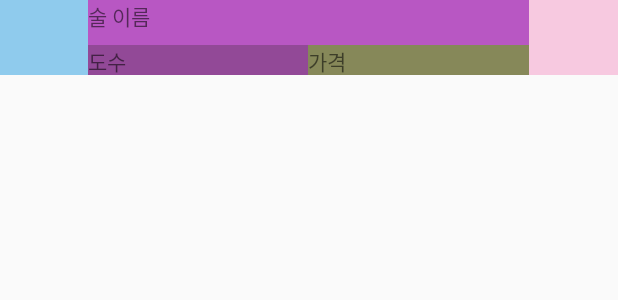
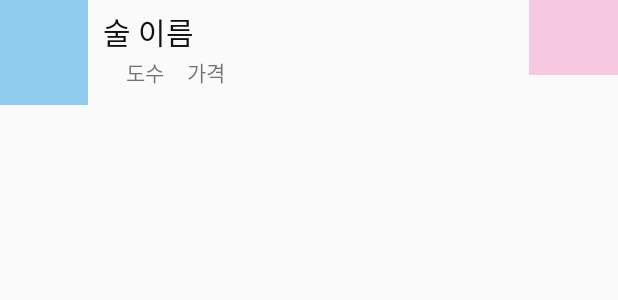
Before and after one commit to JNU-Include/C2H6O, an Android app: the layout listview_item.xml on its own in the app's theme, with its tools: preview values and no code run, on a phone screen of 412 x 824 dp. Shown: the top 300 px of the screen. Run offline under Robolectric (Android 15) with nearby library versions, the phone set to English and light mode, and no system bars.

Commit message:
beer main 1

```diff
--- a/C2H6O/app/src/main/java/com/example/team1288/c2h6o/Beer_mainFragment.java
+++ b/C2H6O/app/src/main/java/com/example/team1288/c2h6o/Beer_mainFragment.java
@@ -58,7 +58,7 @@ public class Beer_mainFragment extends Fragment implements AdapterView.OnItemCli
             String explain = cursor.getString(4);
 
             // add item
-            adapter.addItem(ContextCompat.getDrawable(getActivity(), R.drawable.ic_beer),
+            adapter.addItem(ContextCompat.getDrawable(getActivity(), R.drawable.pic_beer),
                 idNum, name, degree, price, explain, ContextCompat.getDrawable(getActivity(), R.drawable.ic_arrow)) ;
 
             cursor.moveToNext(); // 다음 row
--- a/C2H6O/app/src/main/res/layout/beer_main.xml
+++ b/C2H6O/app/src/main/res/layout/beer_main.xml
@@ -7,7 +7,10 @@
 
     <ListView
         android:id="@+id/beerlist"
-        android:background="#7718a581"
+        android:paddingTop="5dp"
+        android:paddingBottom="5dp"
+        android:paddingLeft="10dp"
+        android:paddingRight="10dp"
         android:layout_width="match_parent"
         android:layout_height="match_parent">
 
--- a/C2H6O/app/src/main/res/layout/listview_item.xml
+++ b/C2H6O/app/src/main/res/layout/listview_item.xml
@@ -1,7 +1,8 @@
 <?xml version="1.0" encoding="utf-8"?>
 <LinearLayout xmlns:android="http://schemas.android.com/apk/res/android"
-    android:orientation="horizontal" android:layout_width="match_parent"
-    android:layout_height="50dp">
+    android:orientation="horizontal"
+    android:layout_width="match_parent"
+    android:layout_height="70dp">
 
     <ImageView
         android:background="#771595dd"
@@ -11,40 +12,40 @@
         android:id="@+id/alcohol_icon" />
 
     <LinearLayout
-        android:background="#77ab1856"
         android:layout_width="0dp"
         android:layout_height="match_parent"
         android:layout_weight="5"
         android:orientation="vertical">
         <TextView
-            android:background="#779515da"
             android:id="@+id/alcohol_name"
             android:layout_width="match_parent"
             android:layout_height="0dp"
-            android:layout_weight="1.5"
+            android:layout_weight="1"
+            android:layout_marginTop="5dp"
+            android:layout_marginLeft="10dp"
+            android:gravity="center_vertical"
+            android:textColor="#111"
+            android:textSize="20dp"
             android:text="술 이름"
             />
 
         <LinearLayout
-            android:background="#77155895"
             android:layout_width="match_parent"
             android:layout_height="0dp"
             android:layout_weight="1"
             android:orientation="horizontal">
 
             <TextView
-                android:background="#77ab158a"
                 android:id="@+id/alcohol_degree"
-                android:layout_width="0dp"
+                android:layout_width="wrap_content"
                 android:layout_height="match_parent"
-                android:layout_weight="1"
+                android:layout_marginLeft="25dp"
                 android:text="도수"/>
             <TextView
-                android:background="#77929a05"
                 android:id="@+id/alohol_price"
-                android:layout_width="0dp"
+                android:layout_width="wrap_content"
                 android:layout_height="match_parent"
-                android:layout_weight="1"
+                android:layout_marginLeft="15dp"
                 android:text="가격"/>
         </LinearLayout>
     </LinearLayout>
```
